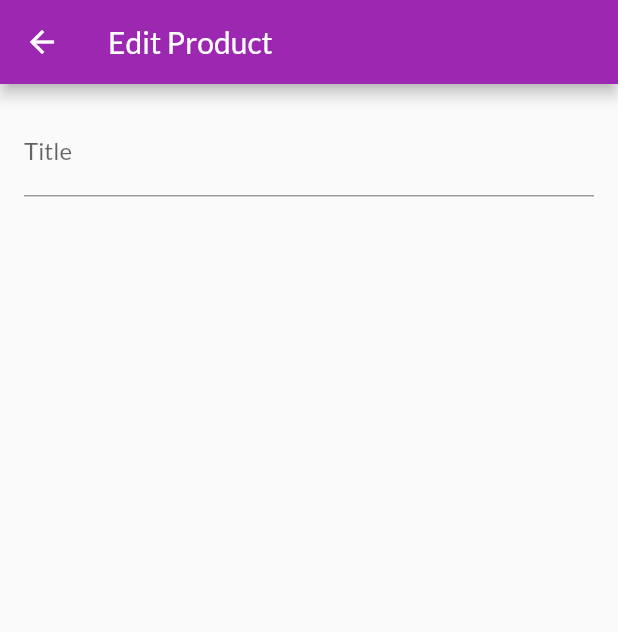
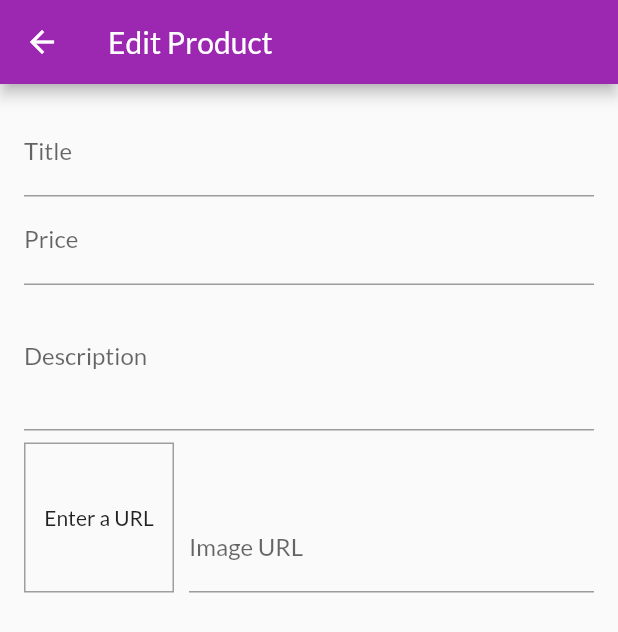
Before and after one commit to aakar-gupta-1/Online-Shopping-App, a Flutter app: the EditProductScreen screen opened by its route, on a phone screen of 412 x 824 dp. Shown: the top 632 px of the screen. Run offline on Flutter 3.47's test engine with Material 2 defaults, Android fonts, the phone set to English and light mode, and no system bars; network calls fail.

Commit message:
edit product screen

```diff
--- a/lib/screens/edit_product_screen.dart
+++ b/lib/screens/edit_product_screen.dart
@@ -8,6 +8,33 @@ class EditProductScreen extends StatefulWidget {
 }
 
 class _EditProductScreenState extends State<EditProductScreen> {
+  final _priceFocusNode = FocusNode();
+  final _descriptionFocusNode = FocusNode();
+  final _imageUrlController = TextEditingController();
+  final _imageUrlFocusNode= FocusNode();
+
+  @override
+  void initState() {
+    _imageUrlFocusNode.addListener(_updateImageUrl);
+    super.initState();
+  }
+
+  void _updateImageUrl(){
+    if(!_imageUrlFocusNode.hasFocus){
+      setState(() {});
+    }
+  }
+
+  @override
+  void dispose() {
+    _imageUrlFocusNode.removeListener(_updateImageUrl);
+    _priceFocusNode.dispose();
+    _descriptionFocusNode.dispose();
+    _imageUrlController.dispose();
+    _imageUrlFocusNode.dispose();
+    super.dispose();
+  }
+
   @override
   Widget build(BuildContext context) {
     return Scaffold(
@@ -17,16 +44,74 @@ class _EditProductScreenState extends State<EditProductScreen> {
       body: Padding(
         padding: const EdgeInsets.all(16.0),
         child: Form(
-            child: ListView(
-          children: [
-            TextFormField(
-              decoration: InputDecoration(
-                labelText: 'Title',
+          child: ListView(
+            children: <Widget>[
+              TextFormField(
+                decoration: InputDecoration(labelText: 'Title'),
+                textInputAction: TextInputAction.next,
+                onFieldSubmitted: (_) {
+                  FocusScope.of(context).requestFocus(_priceFocusNode);
+                },
               ),
-              textInputAction: TextInputAction.next,
-            ),
-          ],
-        )),
+              TextFormField(
+                decoration: InputDecoration(labelText: 'Price'),
+                textInputAction: TextInputAction.next,
+                keyboardType: TextInputType.number,
+                focusNode: _priceFocusNode,
+                onFieldSubmitted: (_) {
+                  FocusScope.of(context).requestFocus(_descriptionFocusNode);
+                },
+              ),
+              TextFormField(
+                decoration: InputDecoration(labelText: 'Description'),
+                maxLines: 3,
+                keyboardType: TextInputType.multiline,
+                focusNode: _descriptionFocusNode,
+              ),
+              Row(
+                crossAxisAlignment: CrossAxisAlignment.end,
+                children: <Widget>[
+                  Container(
+                    width: 100,
+                    height: 100,
+                    margin: EdgeInsets.only(
+                      top: 8,
+                      right: 10,
+                    ),
+                    decoration: BoxDecoration(
+                      border: Border.all(
+                        width: 1,
+                        color: Colors.grey,
+                      ),
+                    ),
+                    child: _imageUrlController.text.isEmpty
+                        ? Center(child: Text('Enter a URL'))
+                        : FittedBox(
+                      child: Image.network(
+                        _imageUrlController.text,
+                        fit: BoxFit.cover,
+                      ),
+                    ),
+                  ),
+                  Expanded(
+                    child: TextFormField(
+                      decoration: InputDecoration(labelText: 'Image URL'),
+                      keyboardType: TextInputType.url,
+                      textInputAction: TextInputAction.done,
+                      controller: _imageUrlController,
+                      focusNode: _imageUrlFocusNode,
+                      onEditingComplete: (){
+                        setState(() {
+
+                        });
+                      },
+                    ),
+                  ),
+                ],
+              ),
+            ],
+          ),
+        ),
       ),
     );
   }
```
